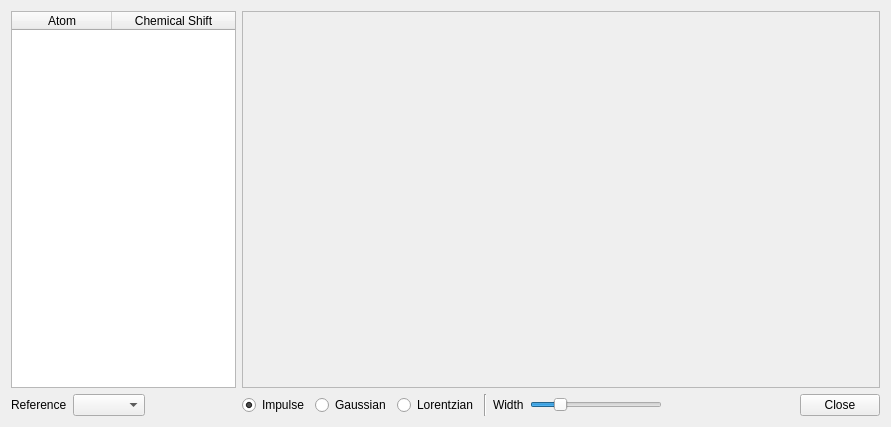
The window that src/Configurator/NmrConfigurator.ui (nutjunkie/IQmol) describes before a commit, drawn with Qt 5.
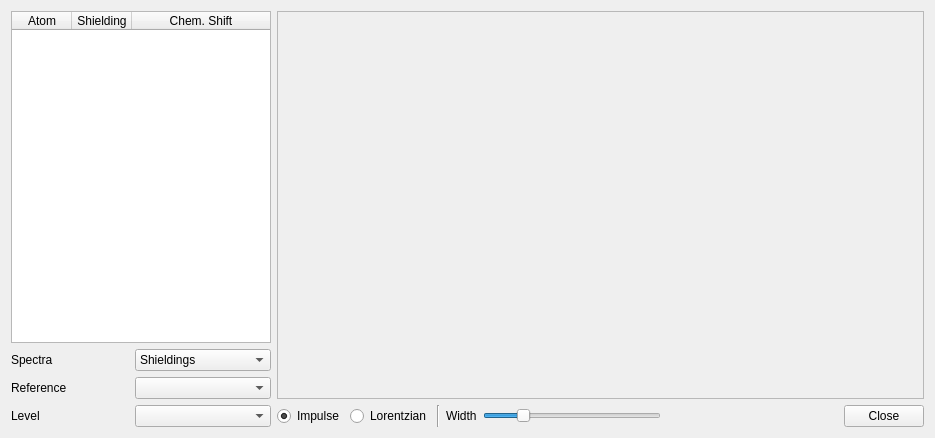
The same window after the commit.

Diff of the .ui file:
```diff
--- a/src/Configurator/NmrConfigurator.ui
+++ b/src/Configurator/NmrConfigurator.ui
@@ -6,8 +6,8 @@
    <rect>
     <x>0</x>
     <y>0</y>
-    <width>891</width>
-    <height>427</height>
+    <width>935</width>
+    <height>438</height>
    </rect>
   </property>
   <property name="sizePolicy">
@@ -69,7 +69,7 @@
    font-size: 12px;
 }</string>
   </property>
-  <layout class="QHBoxLayout" name="horizontalLayout_2" stretch="0,1">
+  <layout class="QHBoxLayout" name="horizontalLayout_2">
    <item>
     <layout class="QVBoxLayout" name="verticalLayout">
      <item>
@@ -82,13 +82,13 @@
        </property>
        <property name="minimumSize">
         <size>
-         <width>200</width>
+         <width>260</width>
          <height>0</height>
         </size>
        </property>
        <property name="maximumSize">
         <size>
-         <width>225</width>
+         <width>240</width>
          <height>16777215</height>
         </size>
        </property>
@@ -105,7 +105,7 @@
         <bool>true</bool>
        </attribute>
        <attribute name="horizontalHeaderDefaultSectionSize">
-        <number>100</number>
+        <number>60</number>
        </attribute>
        <attribute name="horizontalHeaderMinimumSectionSize">
         <number>60</number>
@@ -123,35 +123,88 @@
        </column>
        <column>
         <property name="text">
-         <string>Chemical Shift</string>
+         <string>Shielding</string>
+        </property>
+       </column>
+       <column>
+        <property name="text">
+         <string>Chem. Shift</string>
         </property>
        </column>
       </widget>
      </item>
      <item>
-      <layout class="QHBoxLayout" name="horizontalLayout_3">
-       <item>
+      <layout class="QGridLayout" name="gridLayout">
+       <item row="1" column="1">
+        <widget class="QComboBox" name="referenceCombo"/>
+       </item>
+       <item row="1" column="0">
         <widget class="QLabel" name="label_3">
          <property name="text">
           <string>Reference</string>
          </property>
         </widget>
        </item>
-       <item>
-        <widget class="QComboBox" name="referenceCombo"/>
+       <item row="0" column="0">
+        <widget class="QLabel" name="label">
+         <property name="text">
+          <string>Spectra</string>
+         </property>
+        </widget>
        </item>
-       <item>
-        <spacer name="horizontalSpacer_3">
-         <property name="orientation">
-          <enum>Qt::Horizontal</enum>
+       <item row="2" column="0">
+        <widget class="QLabel" name="label_2">
+         <property name="text">
+          <string>Level</string>
          </property>
-         <property name="sizeHint" stdset="0">
-          <size>
-           <width>40</width>
-           <height>20</height>
-          </size>
-         </property>
-        </spacer>
+        </widget>
+       </item>
+       <item row="0" column="1">
+        <widget class="QComboBox" name="typeCombo">
+         <item>
+          <property name="text">
+           <string>Shieldings</string>
+          </property>
+         </item>
+         <item>
+          <property name="text">
+           <string>Proton (1H)</string>
+          </property>
+         </item>
+         <item>
+          <property name="text">
+           <string>Boron (11B)</string>
+          </property>
+         </item>
+         <item>
+          <property name="text">
+           <string>Carbon (13C)</string>
+          </property>
+         </item>
+         <item>
+          <property name="text">
+           <string>Nitrogen (15N)</string>
+          </property>
+         </item>
+         <item>
+          <property name="text">
+           <string>Flourine (19F)</string>
+          </property>
+         </item>
+         <item>
+          <property name="text">
+           <string>Silicon (29Si)</string>
+          </property>
+         </item>
+         <item>
+          <property name="text">
+           <string>Phosphorous (31P)</string>
+          </property>
+         </item>
+        </widget>
+       </item>
+       <item row="2" column="1">
+        <widget class="QComboBox" name="theoryCombo"/>
        </item>
       </layout>
      </item>
@@ -196,13 +249,6 @@
          </property>
         </widget>
        </item>
-       <item>
-        <widget class="QRadioButton" name="gaussianButton">
-         <property name="text">
-          <string>Gaussian</string>
-         </property>
-        </widget>
-       </item>
        <item>
         <widget class="QRadioButton" name="lorentzianButton">
          <property name="text">
```
